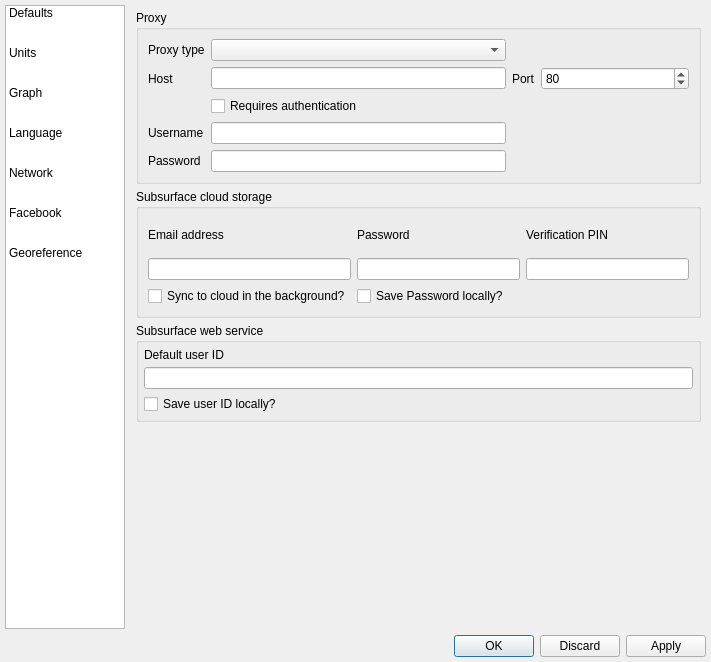
Above: qt-ui/preferences.ui from subsurface/subsurface before the change. Below: the same form after it.
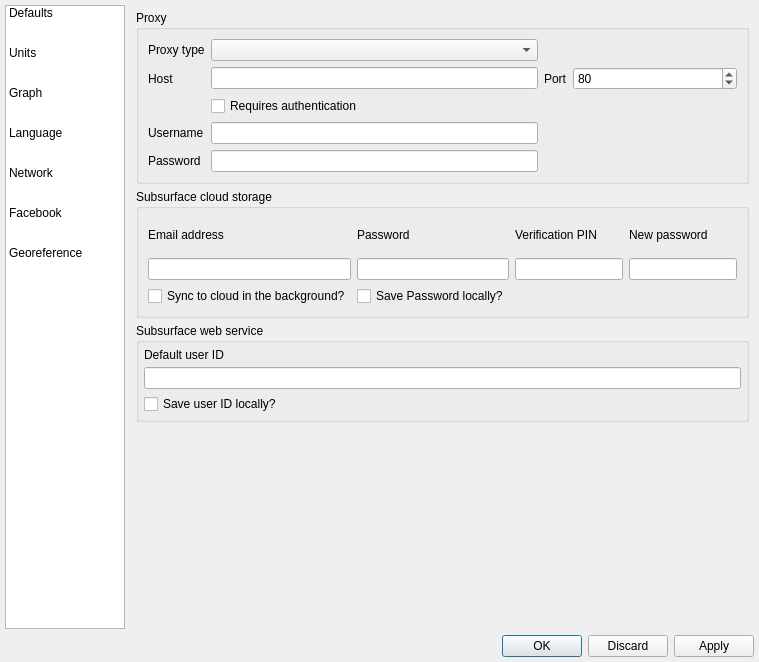
That is the form after the change. The open tabs and pages were chosen to show the change. Icons and pictures are not drawn.

Commit message:
Add UI for cloud password change
This isn't hooked up yet, just the UI elements.

What changed in the file:
```diff
--- a/qt-ui/preferences.ui
+++ b/qt-ui/preferences.ui
@@ -1374,6 +1374,13 @@
               </property>
              </widget>
             </item>
+            <item row="0" column="3">
+             <widget class="QLabel" name="cloud_storage_new_passwd_label">
+              <property name="text">
+               <string>New password</string>
+              </property>
+             </widget>
+            </item>
             <item row="1" column="0">
              <widget class="QLineEdit" name="cloud_storage_email">
               <property name="toolTip">
@@ -1391,6 +1398,10 @@
               </property>
              </widget>
             </item>
+            <item row="1" column="3">
+             <widget class="QLineEdit" name="cloud_storage_new_passwd">
+             </widget>
+            </item>
             <item row="2" column="0">
              <widget class="QCheckBox" name="cloud_background_sync">
               <property name="text">
```
The commit also changes 1 other file.
